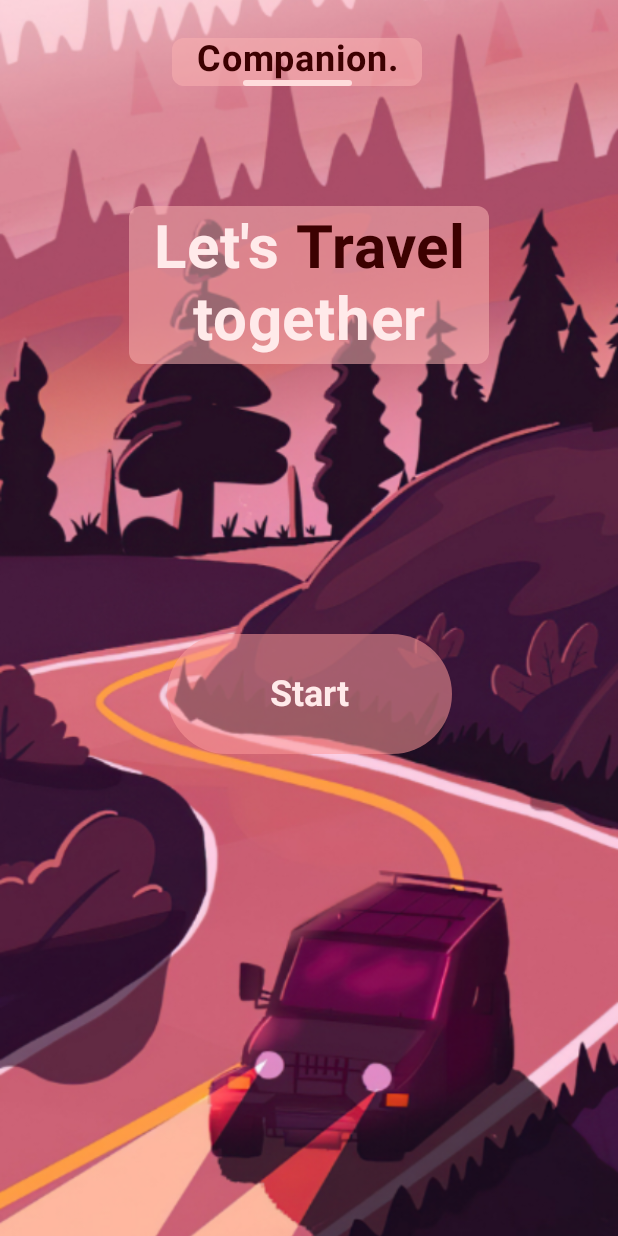
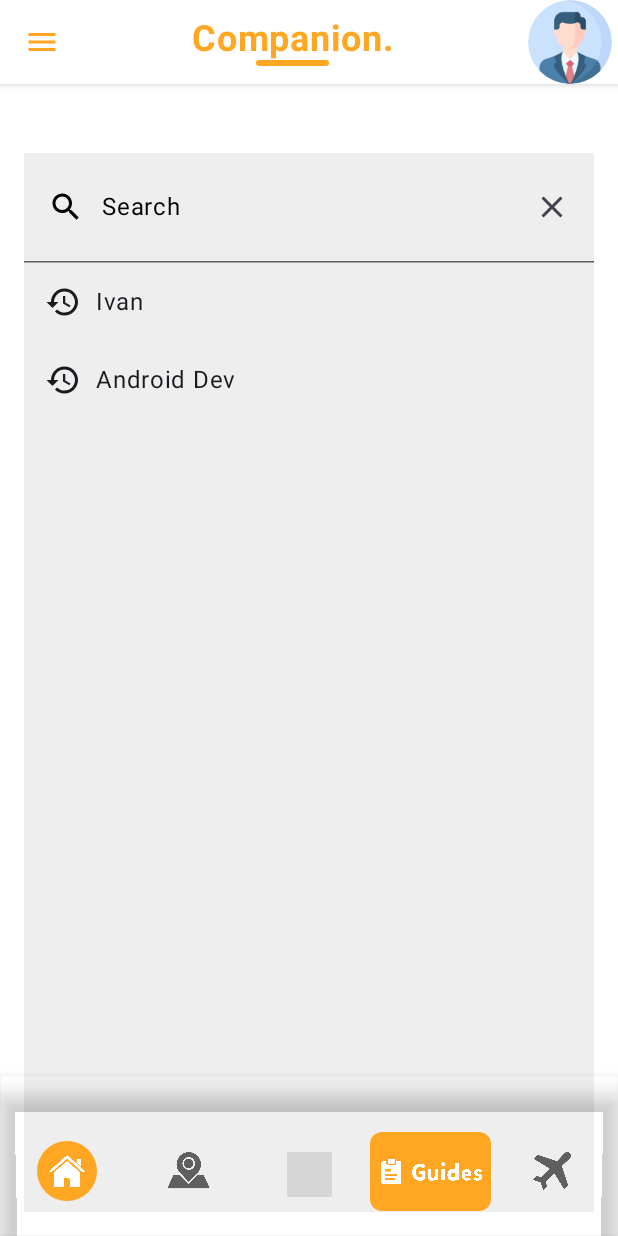
Before and after one commit to DeryJr/companion-App, an Android app built with Jetpack Compose: the screen it shows after launch (IntroActivity before the commit, MainActivity after it), on a phone screen of 412 x 824 dp. Run offline under Robolectric (Android 15) with nearby library versions, the phone set to English and light mode, and no system bars; grey boxes are pictures that could not be loaded.

Commit message:
Stylize HomeScree

```diff
--- a/app/src/main/AndroidManifest.xml
+++ b/app/src/main/AndroidManifest.xml
@@ -13,7 +13,7 @@
         android:theme="@style/Theme.Companion"
         tools:targetApi="31">
         <activity
-            android:name=".IntroActivity"
+            android:name=".MainActivity"
             android:exported="true"
             android:label="@string/app_name"
             android:theme="@style/Theme.Companion">
@@ -23,7 +23,7 @@
                 <category android:name="android.intent.category.LAUNCHER" />
             </intent-filter>
         </activity>
-        <activity android:name=".MainActivity"/>
+        <activity android:name=".IntroActivity"/>
     </application>
 
 </manifest>
--- a/app/src/main/java/com/example/companion/BottomNav.kt
+++ b/app/src/main/java/com/example/companion/BottomNav.kt
@@ -1,17 +1,21 @@
 package com.example.companion
 
 import androidx.compose.foundation.background
+import androidx.compose.foundation.layout.fillMaxHeight
+import androidx.compose.foundation.layout.fillMaxWidth
 import androidx.compose.foundation.layout.height
 import androidx.compose.foundation.layout.padding
 import androidx.compose.foundation.layout.width
 import androidx.compose.foundation.shape.CircleShape
-import androidx.compose.material.BottomNavigation
+import androidx.compose.foundation.shape.RoundedCornerShape
+import androidx.compose.material.BottomAppBar
 import androidx.compose.material.BottomNavigationItem
 import androidx.compose.material.Icon
 import androidx.compose.runtime.Composable
 import androidx.compose.ui.Modifier
 import androidx.compose.ui.draw.clip
 import androidx.compose.ui.graphics.Color
+import androidx.compose.ui.graphics.graphicsLayer
 import androidx.compose.ui.res.painterResource
 import androidx.compose.ui.unit.dp
 import androidx.navigation.NavController
@@ -19,79 +23,130 @@ import androidx.navigation.compose.currentBackStackEntryAsState
 
 @Composable
 fun BottomNav(navController: NavController) {
-    BottomNavigation {
+    BottomAppBar(
+        backgroundColor = Color.Transparent,
+        modifier = Modifier
+            .fillMaxWidth()
+            .fillMaxHeight(.13f),
+        cutoutShape = RoundedCornerShape(12.dp),
+
+
+    ) {
         val navBackStackEntry = navController.currentBackStackEntryAsState()
         val currentDestination = navBackStackEntry.value?.destination
 
         BottomNavigationItem(
             selected = currentDestination?.route == Destinations.Home.route,
-            onClick = { navController.navigate(Destinations.Home.route) },
+            onClick = {
+                navController.navigate(Destinations.Home.route) {
+                    popUpTo(Destinations.Home.route) {
+                        inclusive = true
+                    }
+                }
+            },
             icon = {
                 Icon(
                     painter = painterResource(id = R.drawable.ic_home_white),
                     contentDescription = null,
                     modifier = Modifier
+                        .padding(top = 20.dp)
                         .clip(CircleShape)
-                        .background(Color(0xFFFF9800))
-                        .width(50.dp)
-                        .height(50.dp)
+                        .width(40.dp)
+                        .height(40.dp)
+                        .background(Color(0xFFFFA622))
+                        .padding(8.dp)
+                        .width(40.dp)
+                        .height(40.dp),
+                    tint = Color.White
                 )
-            },
+            }
+
         )
         BottomNavigationItem(
             selected = currentDestination?.route == Destinations.Map.route,
-            onClick = { navController.navigate(Destinations.Map.route) },
+            onClick = {
+                navController.navigate(Destinations.Map.route) {
+                    popUpTo(Destinations.Map.route) {
+                        inclusive = true
+                    }
+                }
+            },
             icon = {
                 Icon(
                     painter = painterResource(id = R.drawable.ic_map_black),
                     contentDescription = null,
                     modifier = Modifier
-                        .width(50.dp)
-                        .height(50.dp)
+                        .padding(top = 20.dp)
+                        .width(30.dp)
+                        .height(30.dp)
                 )
             },
         )
         BottomNavigationItem(
             selected = currentDestination?.route == Destinations.Hotels.route,
-            onClick = { navController.navigate(Destinations.Hotels.route) },
+            onClick = {
+                navController.navigate(Destinations.Hotels.route) {
+                    popUpTo(Destinations.Hotels.route) {
+                        inclusive = true
+                    }
+                }
+            },
             icon = {
                 Icon(
                     painter = painterResource(id = R.drawable.ic_bed),
                     contentDescription = null,
                     modifier = Modifier
-                        .padding(top = 8.dp)
-                        .width(50.dp)
-                        .height(50.dp)
+                        .padding(top = 20.dp)
+                        .padding(top = 5.dp)
+                        .width(30.dp)
+                        .height(30.dp)
                 )
             },
         )
         BottomNavigationItem(
             selected = currentDestination?.route == Destinations.Guides.route,
-            onClick = { navController.navigate(Destinations.Guides.route) },
+            onClick = {
+                navController.navigate(Destinations.Guides.route) {
+                    popUpTo(Destinations.Guides.route) {
+                        inclusive = true
+                    }
+                }
+            },
             icon = {
                 Icon(
-                    painter = painterResource(id = R.drawable.ic_guides_notes),
+                    painter = painterResource(id = R.drawable.ic_guides),
                     contentDescription = null,
                     modifier = Modifier
-                        .clip(CircleShape)
-                        .background(Color(0xFFFF9800))
-                        .width(45.dp)
-                        .height(45.dp)
+                        .padding(top = 20.dp)
+                        .clip(RoundedCornerShape(8.dp))
+                        .fillMaxWidth()
+                        .fillMaxHeight(.6f)
+                        .background(Color(0xFFFFA622))
+                        .padding(6.dp)
+                        .fillMaxWidth()
+                        .fillMaxHeight(),
+                    tint = Color.White
                 )
-            },
+            }
         )
 
         BottomNavigationItem(
             selected = currentDestination?.route == Destinations.Flights.route,
-            onClick = { navController.navigate(Destinations.Flights.route) },
+            onClick = {
+                navController.navigate(Destinations.Flights.route) {
+                    popUpTo(Destinations.Flights.route) {
+                        inclusive = true
+                    }
+                }
+            },
             icon = {
                 Icon(
                     painter = painterResource(id = R.drawable.ic_plain_black),
                     contentDescription = null,
                     modifier = Modifier
-                        .padding(top = 8.dp)
-                        .width(40.dp)
-                        .height(40.dp)
+                        .padding(top = 20.dp)
+                        .width(25.dp)
+                        .height(25.dp)
                 )
             },
         )
--- a/app/src/main/java/com/example/companion/HomePageScreen.kt
+++ b/app/src/main/java/com/example/companion/HomePageScreen.kt
@@ -10,12 +10,14 @@ import androidx.compose.material.icons.filled.Search
 import androidx.compose.material3.ExperimentalMaterial3Api
 import androidx.compose.material3.Icon
 import androidx.compose.material3.SearchBar
+import androidx.compose.material3.SearchBarDefaults
 import androidx.compose.material3.Text
 import androidx.compose.runtime.Composable
 import androidx.compose.runtime.mutableStateListOf
 import androidx.compose.runtime.mutableStateOf
 import androidx.compose.runtime.remember
 import androidx.compose.ui.Modifier
+import androidx.compose.ui.graphics.Color
 import androidx.compose.ui.res.painterResource
 import androidx.compose.ui.res.stringResource
 import androidx.compose.ui.unit.dp
@@ -24,7 +26,6 @@ import androidx.navigation.NavController
 @OptIn(ExperimentalMaterial3Api::class)
 @Composable
 fun HomePageScreen(navController: NavController) {
-
     val text = remember { mutableStateOf("") }
     val active = remember { mutableStateOf(false) }
     val items = remember {
@@ -35,7 +36,13 @@ fun HomePageScreen(navController: NavController) {
     }
 
     SearchBar(
-        modifier = Modifier.fillMaxWidth().padding(16.dp),
+        modifier = Modifier
+            .fillMaxWidth()
+            .padding(16.dp)
+            .padding(top = 30.dp),
+        colors = SearchBarDefaults.colors(
+         containerColor = Color(0xFFEEEEEE)
+        ),
         query = text.value,
         onQueryChange = { text.value = it },
         onSearch = {
@@ -47,11 +54,12 @@ fun HomePageScreen(navController: NavController) {
         onActiveChange = {
             active.value = it
         },
-        placeholder = { Text(text = "Search") },
+        placeholder = { Text(text = "Search", color = Color.Black) },
         leadingIcon = {
             Icon(
                 imageVector = Icons.Default.Search,
-                contentDescription = stringResource(id = R.string.search)
+                contentDescription = stringResource(id = R.string.search),
+                tint = Color.Black
             )
         },
         trailingIcon = {
--- a/app/src/main/java/com/example/companion/MainActivity.kt
+++ b/app/src/main/java/com/example/companion/MainActivity.kt
@@ -3,6 +3,7 @@ package com.example.companion
 import android.os.Bundle
 import androidx.activity.ComponentActivity
 import androidx.activity.OnBackPressedCallback
+import androidx.activity.compose.LocalOnBackPressedDispatcherOwner
 import androidx.activity.compose.setContent
 import androidx.compose.foundation.background
 import androidx.compose.foundation.layout.fillMaxSize
@@ -11,6 +12,8 @@ import androidx.compose.material.Scaffold
 import androidx.compose.material.rememberScaffoldState
 import androidx.compose.material3.Surface
 import androidx.compose.runtime.Composable
+import androidx.compose.runtime.DisposableEffect
+import androidx.compose.runtime.remember
 import androidx.compose.runtime.rememberCoroutineScope
 import androidx.compose.ui.Modifier
 import androidx.compose.ui.graphics.Color
@@ -64,6 +67,39 @@ fun CompanionScaffold(navController: NavHostController) {
         scope.launch { scaffoldState.drawerState.open() }
     }
 
+    val backCallback = remember {
+        object : OnBackPressedCallback(true) {
+            override fun handleOnBackPressed() {
+                val currentRoute = navController.currentBackStackEntry?.destination?.route
+                val homeRoute = Destinations.Home.route
+                val detailRoute = Destinations.Detail.route
+
+                if (currentRoute != homeRoute && currentRoute != detailRoute) {
+                    // Navigate back to Home screen if not on Home or Details screen
+                    navController.popBackStack(homeRoute, inclusive = false)
+                } else if (currentRoute == detailRoute) {
+                    // If on Details screen, navigate back to Home screen
+                    navController.navigate(homeRoute) {
+                        popUpTo(homeRoute) {
+                            inclusive = true
+                        }
+                    }
+                } else {
+                    // Double press back within a certain timeout to exit the app
+                    // Implement your desired behavior here (e.g., show a toast, prompt for confirmation)
+                }
+            }
+        }
+    }
+
+    val backPressedDispatcher = LocalOnBackPressedDispatcherOwner.current?.onBackPressedDispatcher
+    DisposableEffect(backPressedDispatcher) {
+        backPressedDispatcher?.addCallback(backCallback)
+        onDispose {
+            backCallback.remove()
+        }
+    }
+
     Scaffold(
         scaffoldState = scaffoldState,
         bottomBar = { BottomNav(navController) },
--- a/app/src/main/java/com/example/companion/TopNav.kt
+++ b/app/src/main/java/com/example/companion/TopNav.kt
@@ -1,21 +1,87 @@
 package com.example.companion
 
+import androidx.compose.foundation.Image
+import androidx.compose.foundation.background
+import androidx.compose.foundation.layout.Arrangement
+import androidx.compose.foundation.layout.Column
+import androidx.compose.foundation.layout.Row
+import androidx.compose.foundation.layout.Spacer
+import androidx.compose.foundation.layout.fillMaxHeight
+import androidx.compose.foundation.layout.fillMaxWidth
+import androidx.compose.foundation.layout.height
+import androidx.compose.foundation.layout.padding
+import androidx.compose.foundation.shape.CircleShape
+import androidx.compose.foundation.shape.RoundedCornerShape
 import androidx.compose.material.Icon
 import androidx.compose.material.IconButton
 import androidx.compose.material.Text
 import androidx.compose.material.TopAppBar
 import androidx.compose.material.icons.Icons
+import androidx.compose.material.icons.filled.Close
 import androidx.compose.material.icons.filled.Menu
 import androidx.compose.runtime.Composable
+import androidx.compose.ui.Alignment
+import androidx.compose.ui.Modifier
+import androidx.compose.ui.draw.clip
+import androidx.compose.ui.graphics.Color
+import androidx.compose.ui.res.painterResource
+import androidx.compose.ui.res.stringResource
+import androidx.compose.ui.text.font.FontWeight
+import androidx.compose.ui.text.style.TextAlign
+import androidx.compose.ui.unit.dp
+import androidx.compose.ui.unit.sp
 import androidx.navigation.NavController
+import com.example.companion.ui.theme.IntroTopBar
 
 @Composable
 fun TopNav(navController: NavController, onDrawerIconClick: () -> Unit) {
     TopAppBar(
-        title = { Text(text = "Companion") },
+        modifier = Modifier.fillMaxWidth(),
+        backgroundColor = Color.White,
+        actions = {
+            // RowScope here, so these icons will be placed horizontally
+            IconButton(onClick = { /* doSomething() */ }) {
+                Image(
+                    painter = painterResource(id = R.drawable.ic_profile),
+                    contentDescription = stringResource(
+                        id = R.string.profile
+                    ),
+                    modifier = Modifier
+                        .clip(CircleShape)
+                )
+            }
+        },
+        title = {
+            Row(
+                modifier = Modifier
+                    .fillMaxWidth()
+                    .background(Color.Transparent)
+                    .padding(end = 35.dp),
+                horizontalArrangement = Arrangement.Center
+            ) {
+                Column(
+                    horizontalAlignment = Alignment.CenterHorizontally,
+                ) {
+                    androidx.compose.material3.Text(
+                        text = "Companion.",
+                        color = Color(0xFFFFA622),
+                        textAlign = TextAlign.Center,
+                        fontSize = 24.sp,
+                        fontWeight = FontWeight.Bold,
+                    )
+                    Spacer(
+                        modifier = Modifier
+                            .fillMaxWidth(.2f)
+                            .height(4.dp)
+                            .background(Color(0xFFFFA622), RoundedCornerShape(4.dp))
+                            .padding(start = 16.dp, end = 16.dp, top = 16.dp)
+                    )
+                }
+            }
+        },
         navigationIcon = {
             IconButton(onClick = onDrawerIconClick) {
-                Icon(Icons.Default.Menu, contentDescription = null)
+                Icon(Icons.Default.Menu, contentDescription = null, tint = Color(0xFFFFA622))
             }
         }
     )
--- a/app/src/main/java/com/example/companion/ui/theme/IntroScreen.kt
+++ b/app/src/main/java/com/example/companion/ui/theme/IntroScreen.kt
@@ -22,6 +22,7 @@ import androidx.compose.ui.unit.dp
 import androidx.compose.ui.unit.sp
 import androidx.navigation.NavController
 import com.example.companion.Destination
+import com.example.companion.HomePageScreen
 import com.example.companion.R
 
 @Composable
--- a/app/src/main/res/values/strings.xml
+++ b/app/src/main/res/values/strings.xml
@@ -4,4 +4,5 @@
     <string name="search">Searching</string>
     <string name="close">closing\n</string>
     <string name="history">history icon\n</string>
+    <string name="profile">Profile icon\n</string>
 </resources>
```
Also changed, not shown: app/src/main/res/drawable/ic_guides.png (added), app/src/main/res/drawable/ic_profile.png (added).
